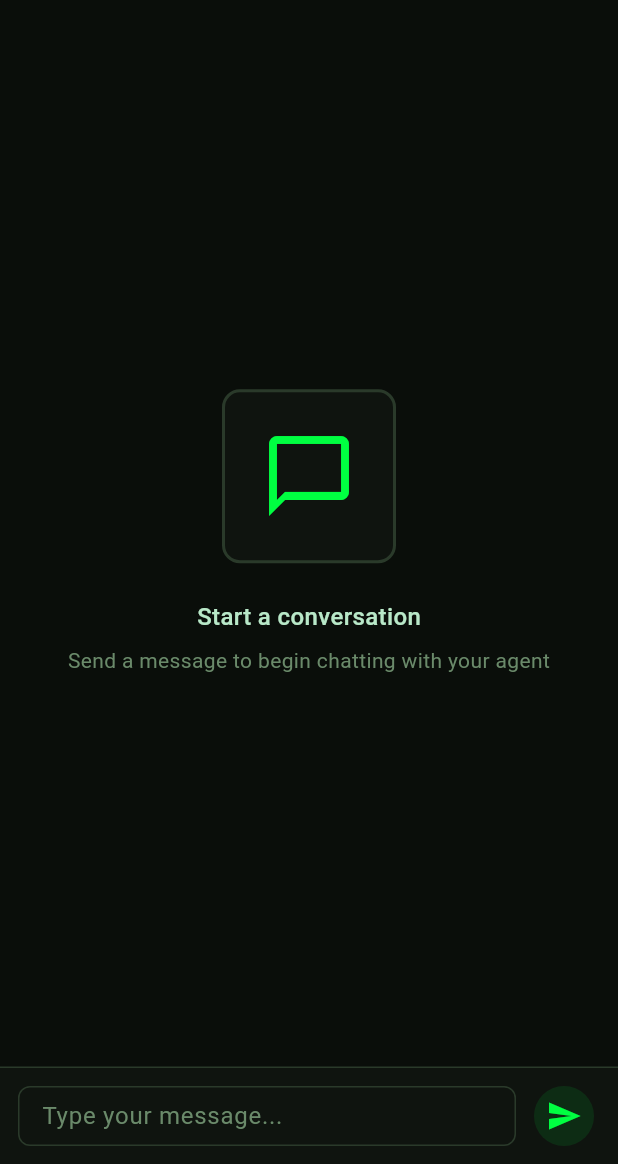
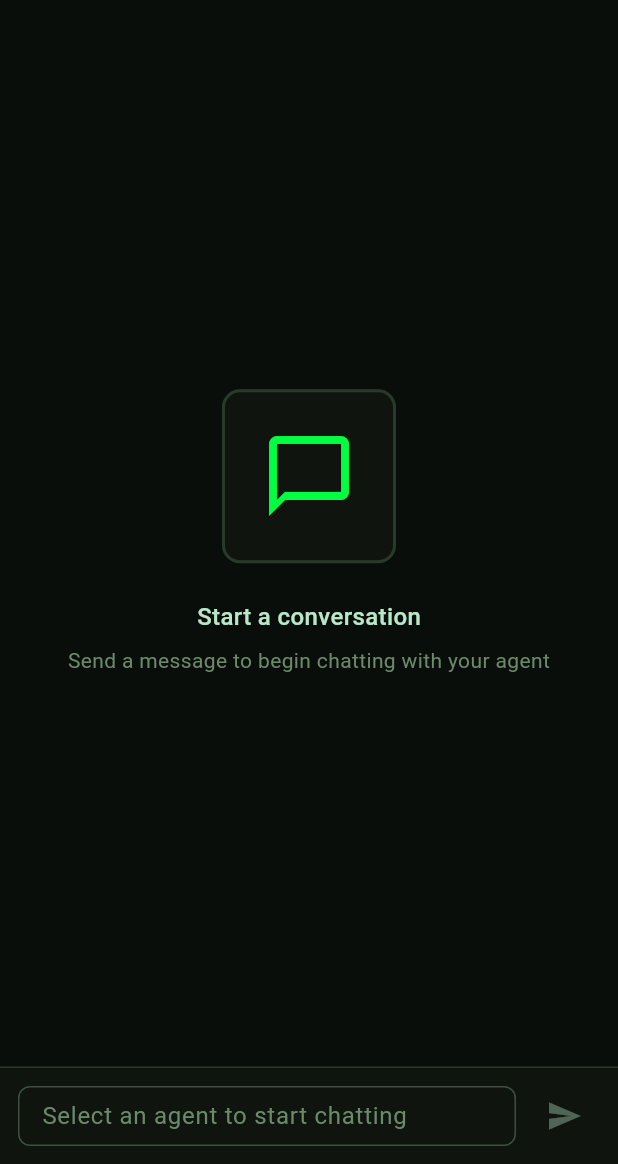
Before and after one commit to kosmoli/klui, a Flutter app: the screen it shows after launch, on a phone screen of 412 x 824 dp, the part 72-1236 px from its top. Run offline on Flutter 3.47's test engine with Material 3 defaults, Android fonts, the phone set to English and light mode, and no system bars; our stand-ins replace flutter_markdown, flutter_riverpod, freezed_annotation, go_router, riverpod_annotation; generated files the repository leaves out were written again; network calls fail; Roboto replaces fonts that are missing (SF Pro Text).

Commit message:
fix: add agent validation and update documentation
Issues fixed:
1. Agent validation - prevent sending messages when no agent selected
2. Input disabled when no agent - visual feedback + proper hints
3. Error message when trying to send without agent selection
4. Documentation updated - added Freezed requirement to CLAUDE.md

Changes:
- Added agent ID validation before sending messages
- Input field disabled when agentId is empty
- Added i18n strings for error messages
- Updated CLAUDE.md with mandatory Freezed requirement (section 11.5)
- Clarified that Freezed IS required (outdated restriction removed)
- Listed current models using Freezed and those to be migrated

Generated with [Claude Code](https://claude.ai/code)
via [Happy](https://happy.engineering)

Co-Authored-By: Claude <noreply@anthropic.com>
Co-Authored-By: Happy <yesreply@happy.engineering>

```diff
--- a/lib/features/chat/screens/chat_screen.dart
+++ b/lib/features/chat/screens/chat_screen.dart
@@ -59,6 +59,19 @@ class _ChatScreenState extends ConsumerState<ChatScreen> {
   void _sendMessage() {
     final text = _controller.text.trim();
     if (text.isEmpty) return;
+
+    // Check if agent is selected
+    if (widget.agentId.isEmpty) {
+      final colors = Theme.of(context).extension<KluiCustomColors>()!;
+      ScaffoldMessenger.of(context).showSnackBar(
+        SnackBar(
+          content: Text(context.l10n.chat_error_no_agent),
+          backgroundColor: colors.error,
+          behavior: SnackBarBehavior.floating,
+        ),
+      );
+      return;
+    }
 
     ref.read(chatStateHolderProvider(widget.agentId).notifier).sendMessage(text);
     _controller.clear();
@@ -152,6 +165,7 @@ class _ChatScreenState extends ConsumerState<ChatScreen> {
             controller: _controller,
             focusNode: _focusNode,
             isStreaming: isStreaming,
+            agentId: widget.agentId,
             onSend: _sendMessage,
           ),
         ],
@@ -255,18 +269,21 @@ class _ChatInputArea extends StatelessWidget {
   final TextEditingController controller;
   final FocusNode focusNode;
   final bool isStreaming;
+  final String agentId;
   final VoidCallback onSend;
 
   const _ChatInputArea({
     required this.controller,
     required this.focusNode,
     required this.isStreaming,
+    required this.agentId,
     required this.onSend,
   });
 
   @override
   Widget build(BuildContext context) {
     final colors = Theme.of(context).extension<KluiCustomColors>()!;
+    final hasAgent = agentId.isNotEmpty;
 
     return Container(
       padding: const EdgeInsets.symmetric(horizontal: 12, vertical: 8),
@@ -284,7 +301,9 @@ class _ChatInputArea extends StatelessWidget {
               focusNode: focusNode,
               style: KluiTextStyles.assistantMessage,
               decoration: InputDecoration(
-                hintText: context.l10n.chat_input_hint,
+                hintText: hasAgent
+                    ? context.l10n.chat_input_hint
+                    : context.l10n.chat_input_disabled_no_agent,
                 hintStyle: TextStyle(color: colors.textSecondary),
                 border: OutlineInputBorder(
                   borderRadius: BorderRadius.circular(8),
@@ -298,6 +317,10 @@ class _ChatInputArea extends StatelessWidget {
                   borderRadius: BorderRadius.circular(8),
                   borderSide: BorderSide(color: colors.userBubble),
                 ),
+                disabledBorder: OutlineInputBorder(
+                  borderRadius: BorderRadius.circular(8),
+                  borderSide: BorderSide(color: colors.textDisabled.withOpacity(0.5)),
+                ),
                 contentPadding: const EdgeInsets.symmetric(
                   horizontal: 12,
                   vertical: 8,
@@ -305,16 +328,18 @@ class _ChatInputArea extends StatelessWidget {
                 isDense: true,
               ),
               onSubmitted: (_) => onSend(),
-              enabled: !isStreaming,
+              enabled: hasAgent && !isStreaming,
               maxLines: null,
               textInputAction: TextInputAction.send,
             ),
           ),
           const SizedBox(width: 8),
           IconButton(
-            onPressed: isStreaming ? null : onSend,
+            onPressed: (!hasAgent || isStreaming) ? null : onSend,
             icon: const Icon(Icons.send),
-            color: isStreaming ? colors.textDisabled : colors.userBubble,
+            color: (!hasAgent || isStreaming)
+                ? colors.textDisabled
+                : colors.userBubble,
             style: IconButton.styleFrom(
               backgroundColor: colors.userBubble.withOpacity(0.1),
               minimumSize: const Size(40, 40),
--- a/lib/l10n/app_en.arb
+++ b/lib/l10n/app_en.arb
@@ -291,6 +291,8 @@
   "chat_empty_subtitle": "Send a message to begin chatting with your agent",
   "chat_input_hint": "Type your message...",
   "chat_send_tooltip": "Send message",
+  "chat_error_no_agent": "Please select an agent first",
+  "chat_input_disabled_no_agent": "Select an agent to start chatting",
 
   "agent_selector_label": "Current agent: {name}",
   "agent_selector_hint": "Double tap to select an agent",
--- a/lib/l10n/app_zh.arb
+++ b/lib/l10n/app_zh.arb
@@ -291,6 +291,8 @@
   "chat_empty_subtitle": "发送消息开始与您的 Agent 聊天",
   "chat_input_hint": "输入您的消息...",
   "chat_send_tooltip": "发送消息",
+  "chat_error_no_agent": "请先选择一个 Agent",
+  "chat_input_disabled_no_agent": "选择一个 Agent 开始聊天",
 
   "agent_selector_label": "当前 Agent：{name}",
   "agent_selector_hint": "双击选择 Agent",
```
Also changed, not shown: lib/l10n/generated/app_localizations.dart, lib/l10n/generated/app_localizations_en.dart, lib/l10n/generated/app_localizations_zh.dart, 1 other file.
